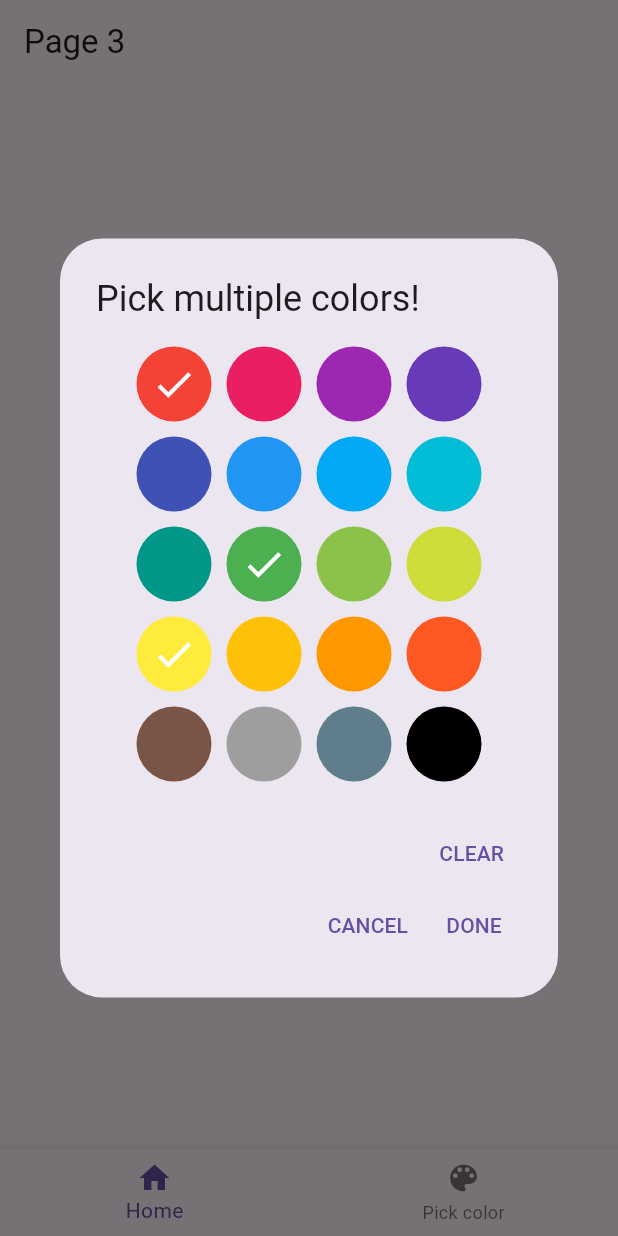
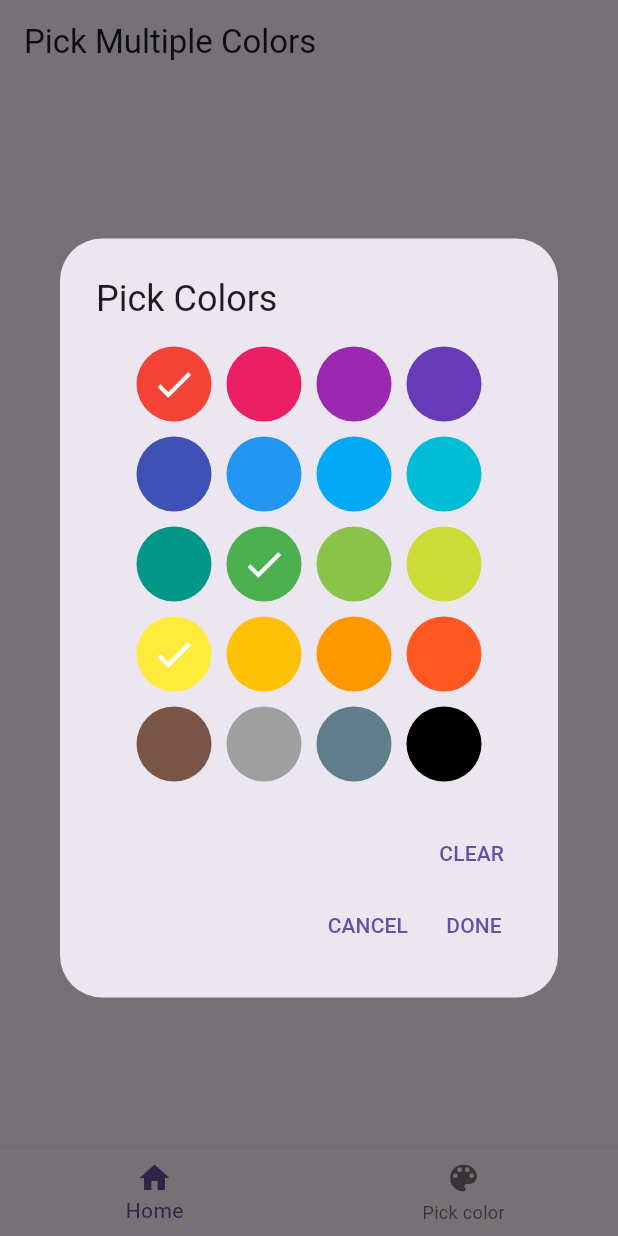
Before and after one commit to minhbao157/flutter_test_2, a Flutter app: the Page3 screen opened by its route, after a tap on "Pick Multiple Colors", on a phone screen of 412 x 824 dp. Run offline on Flutter 3.47's test engine with Material 3 defaults, Android fonts, the phone set to English and light mode, and no system bars; our stand-ins replace go_router.

Commit message:
Done task 2

```diff
--- a/lib/main.dart
+++ b/lib/main.dart
@@ -1,7 +1,7 @@
 import 'package:flutter/material.dart';
 import 'package:provider/provider.dart';
 import 'package:go_router/go_router.dart';
-import 'provider/color_provider.dart';
+import 'provider/color_picker_provider.dart';
 import 'provider/counter.dart';
 import 'pages/page1.dart';
 import 'pages/page2.dart';
@@ -12,7 +12,7 @@
     MultiProvider(
       providers:[
       ChangeNotifierProvider(create: (_) => CounterProvider()),
-      ChangeNotifierProvider(create: (_) => ColorProvider()),
+      ChangeNotifierProvider(create: (_) => ColorPickerProvider()),
     ],
     child: const MyApp(),
   ),
--- a/lib/pages/page3.dart
+++ b/lib/pages/page3.dart
@@ -1,148 +1,241 @@
+// import 'package:flutter/material.dart';
+// import 'package:go_router/go_router.dart';
+// import '../provider/multi_block_picker.dart';
+
+// class Page3 extends StatefulWidget {
+//   const Page3({Key? key}) : super(key: key);
+
+//   @override
+//   _Page3State createState() => _Page3State();
+// }
+
+// class _Page3State extends State<Page3> {
+//   final List<Color> availableColors = [
+//     Colors.red,
+//     Colors.pink,
+//     Colors.purple,
+//     Colors.deepPurple,
+//     Colors.indigo,
+//     Colors.blue,
+//     Colors.lightBlue,
+//     Colors.cyan,
+//     Colors.teal,
+//     Colors.green,
+//     Colors.lightGreen,
+//     Colors.lime,
+//     Colors.yellow,
+//     Colors.amber,
+//     Colors.orange,
+//     Colors.deepOrange,
+//     Colors.brown,
+//     Colors.grey,
+//     Colors.blueGrey,
+//     Colors.black,
+//   ];
+
+//   // Biến này sẽ chứa các màu được chọn trong suốt phiên làm việc
+//   List<Color> selectedColors = [];
+
+//   // Biến này để lưu tạm thời màu sắc đã chọn trong dialog
+//   List<Color> tempSelectedColors = [];
+
+//   @override
+//   void initState() {
+//     super.initState();
+//     selectedColors = []; // Khởi tạo mảng màu sắc trống
+//     tempSelectedColors = []; // Khởi tạo mảng màu sắc tạm thời
+//   }
+
+//   // Hàm để cập nhật màu sắc
+//   void _updateSelectedColors(List<Color> newSelectedColors) {
+//     setState(() {
+//       selectedColors = newSelectedColors;
+//     });
+//   }
+
+//   // Hàm để xóa tất cả màu đã chọn trong dialog
+//   void _clearTempSelectedColors() {
+//     setState(() {
+//       tempSelectedColors.clear();
+//     });
+//   }
+
+//   // Hàm để đồng bộ màu sắc trong tempSelectedColors với selectedColors
+//   void _toggleColorInDialog(Color color) {
+//     setState(() {
+//       if (tempSelectedColors.contains(color)) {
+//         tempSelectedColors.remove(color);
+//       } else {
+//         tempSelectedColors.add(color);
+//       }
+//       print('Current tempSelectedColors: $tempSelectedColors');
+//     });
+//   }
+
+//   @override
+//   Widget build(BuildContext context) {
+//     return Scaffold(
+//       appBar: AppBar(title: const Text('Page 3')),
+//       body: Center(
+//         child: Column(
+//           mainAxisSize: MainAxisSize.min,
+//           children: [
+//             ElevatedButton(
+//               onPressed: () {
+//                 setState(() {
+//                   tempSelectedColors = List.from(selectedColors);
+//                   if (tempSelectedColors.isEmpty) {
+//                     tempSelectedColors.addAll([Colors.red, Colors.yellow, Colors.green]);
+//                   }
+//                 });
+
+//                 showDialog(
+//                   context: context,
+//                   builder: (BuildContext context) {
+//                     return AlertDialog(
+//                       title: const Text('Pick multiple colors!'),
+//                       content: MultiBlockPicker(
+//                         availableColors: availableColors,
+//                         selectedColors: tempSelectedColors,  // Truyền selectedColors vào đây
+//                         onColorToggle: _toggleColorInDialog, // Cập nhật trạng thái màu trong dialog
+//                       ),
+//                       actions: [
+//                         // Nút "Clear" nằm bên trái
+//                         TextButton(
+//                           onPressed: _clearTempSelectedColors, // Xóa tất cả màu đã chọn trong dialog
+//                           child: const Text('CLEAR'),
+//                         ),
+//                         Row(
+//                           mainAxisAlignment: MainAxisAlignment.end,
+//                           children: [
+//                             // Nút "Cancel" để hủy bỏ
+//                             TextButton(
+//                               onPressed: () {
+//                                 context.pop(); // Đóng hộp thoại mà không lưu
+//                               },
+//                               child: const Text('CANCEL'),
+//                             ),
+//                             // Nút "Done" để xác nhận
+//                             TextButton(
+//                               onPressed: () {
+//                                 _updateSelectedColors(tempSelectedColors); // Lưu lựa chọn
+//                                 context.pop(); // Đóng hộp thoại
+//                               },
+//                               child: const Text('DONE'),
+//                             ),
+//                           ],
+//                         ),
+//                       ],
+//                     );
+//                   },
+//                 );
+//               },
+//               child: const Text("Pick Multiple Colors"),
+//             ),
+//             const SizedBox(height: 20),
+//             // Hiển thị các màu đã chọn
+//             Wrap(
+//               spacing: 10,
+//               runSpacing: 10,
+//               children: selectedColors.map((color) {
+//                 return GestureDetector(
+//                   onLongPress: () {
+//                     setState(() {
+//                       selectedColors.remove(color);
+//                     });
+//                   },
+//                   child: CircleAvatar(
+//                     backgroundColor: color,
+//                     radius: 30,
+//                   ),
+//                 );
+//               }).toList(),
+//             ),
+//           ],
+//         ),
+//       ),
+//     );
+//   }
+// }
+
 import 'package:flutter/material.dart';
 import 'package:go_router/go_router.dart';
+import 'package:provider/provider.dart';
+import '../provider/color_picker_provider.dart';
 import '../provider/multi_block_picker.dart';
+
 
 class Page3 extends StatefulWidget {
   const Page3({Key? key}) : super(key: key);
-
   @override
-  _Page3State createState() => _Page3State();
+  _Page3State createState()=> _Page3State();
 }
 
 class _Page3State extends State<Page3> {
-  final List<Color> availableColors = [
-    Colors.red,
-    Colors.pink,
-    Colors.purple,
-    Colors.deepPurple,
-    Colors.indigo,
-    Colors.blue,
-    Colors.lightBlue,
-    Colors.cyan,
-    Colors.teal,
-    Colors.green,
-    Colors.lightGreen,
-    Colors.lime,
-    Colors.yellow,
-    Colors.amber,
-    Colors.orange,
-    Colors.deepOrange,
-    Colors.brown,
-    Colors.grey,
-    Colors.blueGrey,
-    Colors.black,
-  ];
-
-  // Biến này sẽ chứa các màu được chọn trong suốt phiên làm việc
-  List<Color> selectedColors = [];
-
-  // Biến này để lưu tạm thời màu sắc đã chọn trong dialog
-  List<Color> tempSelectedColors = [];
-
   @override
   void initState() {
     super.initState();
-    selectedColors = []; // Khởi tạo mảng màu sắc trống
-    tempSelectedColors = []; // Khởi tạo mảng màu sắc tạm thời
-  }
-
-  // Hàm để cập nhật màu sắc
-  void _updateSelectedColors(List<Color> newSelectedColors) {
-    setState(() {
-      selectedColors = newSelectedColors;
-    });
-  }
-
-  // Hàm để xóa tất cả màu đã chọn trong dialog
-  void _clearTempSelectedColors() {
-    setState(() {
-      tempSelectedColors.clear();
-    });
-  }
-
-  // Hàm để đồng bộ màu sắc trong tempSelectedColors với selectedColors
-  void _toggleColorInDialog(Color color) {
-    setState(() {
-      if (tempSelectedColors.contains(color)) {
-        tempSelectedColors.remove(color);
-      } else {
-        tempSelectedColors.add(color);
-      }
-      print('Current tempSelectedColors: $tempSelectedColors');
-    });
+    // Reset danh sách màu khi Page3 được khởi tạo
+    Provider.of<ColorPickerProvider>(context, listen: false).resetColors();
   }
 
   @override
   Widget build(BuildContext context) {
+    final provider = Provider.of<ColorPickerProvider>(context);
+
     return Scaffold(
-      appBar: AppBar(title: const Text('Page 3')),
+      appBar: AppBar(title: const Text('Pick Multiple Colors')),
       body: Center(
         child: Column(
           mainAxisSize: MainAxisSize.min,
           children: [
             ElevatedButton(
               onPressed: () {
-                setState(() {
-                  tempSelectedColors = List.from(selectedColors);
-                  if (tempSelectedColors.isEmpty) {
-                    tempSelectedColors.addAll([Colors.red, Colors.yellow, Colors.green]);
-                  }
-                });
-
+                provider.initializeDefaultColors(); // Khởi tạo màu mặc định
                 showDialog(
                   context: context,
-                  builder: (BuildContext context) {
-                    return AlertDialog(
-                      title: const Text('Pick multiple colors!'),
-                      content: MultiBlockPicker(
-                        availableColors: availableColors,
-                        selectedColors: tempSelectedColors,  // Truyền selectedColors vào đây
-                        onColorToggle: _toggleColorInDialog, // Cập nhật trạng thái màu trong dialog
-                      ),
+                  builder: (context) => AlertDialog(
+                    title: const Text('Pick Colors'),
+                    content: const MultiBlockPicker(), // Widget chọn màu
                     actions: [
-                        // Nút "Clear" nằm bên trái
                       TextButton(
-                          onPressed: _clearTempSelectedColors, // Xóa tất cả màu đã chọn trong dialog
+                        onPressed: provider.clearTempColors, // Xóa tất cả màu tạm thời
                         child: const Text('CLEAR'),
                       ),
                       Row(
                         mainAxisAlignment: MainAxisAlignment.end,
                         children: [
-                            // Nút "Cancel" để hủy bỏ
                          TextButton(
                           onPressed: () {
                             context.pop(); // Đóng hộp thoại mà không lưu
                           },
                           child: const Text('CANCEL'),
                         ),
-                            // Nút "Done" để xác nhận
                         TextButton(
                           onPressed: () {
-                                _updateSelectedColors(tempSelectedColors); // Lưu lựa chọn
-                                context.pop(); // Đóng hộp thoại
+                            provider.submitColors(); // Đồng bộ danh sách chính thức
+                            context.pop(); // Đóng dialog
                           },
                           child: const Text('DONE'),
                         ),
                       ],
                     ),
                     ],
+                  ),
                 );
               },
-                );
-              },
-              child: const Text("Pick Multiple Colors"),
+              child: const Text('Pick Multiple Colors'),
             ),
             const SizedBox(height: 20),
-            // Hiển thị các màu đã chọn
+            // Hiển thị các màu đã chọn (danh sách chính thức)
             Wrap(
               spacing: 10,
               runSpacing: 10,
-              children: selectedColors.map((color) {
+              children: provider.selectedColors.map((color) {
                 return GestureDetector(
                   onLongPress: () {
-                    setState(() {
-                      selectedColors.remove(color);
-                    });
+                    provider.toggleTempColor(color); // Xóa màu khi giữ lâu
+                    provider.submitColors(); // Cập nhật danh sách chính thức
                   },
                   child: CircleAvatar(
                     backgroundColor: color,
--- /dev/null
+++ b/lib/provider/color_picker_provider.dart
@@ -0,0 +1,69 @@
+import 'package:flutter/material.dart';
+
+class ColorPickerProvider extends ChangeNotifier {
+  final List<Color> _availableColors = [
+    Colors.red,
+    Colors.pink,
+    Colors.purple,
+    Colors.deepPurple,
+    Colors.indigo,
+    Colors.blue,
+    Colors.lightBlue,
+    Colors.cyan,
+    Colors.teal,
+    Colors.green,
+    Colors.lightGreen,
+    Colors.lime,
+    Colors.yellow,
+    Colors.amber,
+    Colors.orange,
+    Colors.deepOrange,
+    Colors.brown,
+    Colors.grey,
+    Colors.blueGrey,
+    Colors.black,
+  ];
+
+  List<Color> _selectedColors = [];
+  List<Color> _tempSelectedColors = [];
+
+  List<Color> get availableColors => _availableColors;
+  List<Color> get selectedColors => _selectedColors;
+  List<Color> get tempSelectedColors => _tempSelectedColors;
+
+  // Khởi tạo màu mặc định trong dialog
+  void initializeDefaultColors() {
+    _tempSelectedColors = selectedColors.isNotEmpty
+        ? List.from(selectedColors)
+        : [Colors.red, Colors.yellow, Colors.green];
+    notifyListeners();
+  }
+
+  // Thêm hoặc xóa màu trong danh sách tạm thời
+  void toggleTempColor(Color color) {
+    if (tempSelectedColors.contains(color)) {
+      tempSelectedColors.remove(color);
+    } else {
+      tempSelectedColors.add(color);
+    }
+    notifyListeners();
+  }
+
+  // Đồng bộ danh sách chính thức với danh sách tạm thời
+  void submitColors() {
+    _selectedColors = List.from(tempSelectedColors);
+    notifyListeners();
+  }
+
+  // Xóa tất cả màu trong danh sách tạm thời
+  void clearTempColors() {
+    tempSelectedColors.clear();
+    notifyListeners();
+  }
+
+  void resetColors() {
+    _selectedColors.clear(); // Xóa danh sách màu chính thức
+    _tempSelectedColors.clear(); // Xóa danh sách màu tạm thời
+    notifyListeners();
+  }
+}
--- a/lib/provider/color_provider.dart
+++ b/lib/provider/color_provider.dart
@@ -31,4 +31,6 @@ class ColorProvider extends ChangeNotifier {
     selectedColors.clear();
     notifyListeners();
   }
+
+
 }
--- a/lib/provider/multi_block_picker.dart
+++ b/lib/provider/multi_block_picker.dart
@@ -1,29 +1,73 @@
+// import 'package:flutter/material.dart';
+// import 'color_item.dart'; // Đường dẫn tới ColorItem
+
+// class MultiBlockPicker extends StatelessWidget {
+//   final List<Color> availableColors;
+//   final List<Color> selectedColors;
+//   final ValueChanged<Color> onColorToggle;
+
+//   const MultiBlockPicker({
+//     Key? key,
+//     required this.availableColors,
+//     required this.selectedColors,
+//     required this.onColorToggle,
+//   }) : super(key: key);
+
+//   @override
+//   Widget build(BuildContext context) {
+//     return Wrap(
+//       alignment: WrapAlignment.center,
+//       spacing: 10,
+//       runSpacing: 10,
+//       children: availableColors.map((color) {
+//         return ColorItem(
+//           color: color,
+//           isSelected: selectedColors.contains(color),
+//           onToggle: onColorToggle,
+//         );
+//       }).toList(),
+//     );
+//   }
+// }
+
 import 'package:flutter/material.dart';
-import 'color_item.dart'; // Đường dẫn tới ColorItem
+import 'package:provider/provider.dart';
+import '../provider/color_picker_provider.dart';
 
 class MultiBlockPicker extends StatelessWidget {
-  final List<Color> availableColors;
-  final List<Color> selectedColors;
-  final ValueChanged<Color> onColorToggle;
-
-  const MultiBlockPicker({
-    Key? key,
-    required this.availableColors,
-    required this.selectedColors,
-    required this.onColorToggle,
-  }) : super(key: key);
+  const MultiBlockPicker({Key? key}) : super(key: key);
 
   @override
   Widget build(BuildContext context) {
+    final provider = Provider.of<ColorPickerProvider>(context);
+
     return Wrap(
       alignment: WrapAlignment.center,
       spacing: 10,
       runSpacing: 10,
-      children: availableColors.map((color) {
-        return ColorItem(
-          color: color,
-          isSelected: selectedColors.contains(color),
-          onToggle: onColorToggle,
+      children: provider.availableColors.map((color) {
+        final isSelected = provider.tempSelectedColors.contains(color);
+        return GestureDetector(
+          onTap: () => provider.toggleTempColor(color),
+          child: Stack(
+            alignment: Alignment.center,
+            children: [
+              Container(
+                width: 50,
+                height: 50,
+                decoration: BoxDecoration(
+                  color: color,
+                  shape: BoxShape.circle,
+                ),
+              ),
+              if (isSelected)
+                const Icon(
+                  Icons.check,
+                  color: Colors.white,
+                  size: 30,
+                ),
+            ],
+          ),
         );
       }).toList(),
     );
--- a/pubspec.yaml
+++ b/pubspec.yaml
@@ -9,6 +9,7 @@ environment:
   sdk: ">=3.1.1 <4.0.0"
 
 dependencies:
+  bloc: ^8.1.1
   flutter:
     sdk: flutter
 
```
Also changed, not shown: lib/provider/color_item.dart (line endings or trailing spaces), pubspec.lock. Lines whose indentation alone changed are shown as unchanged.
